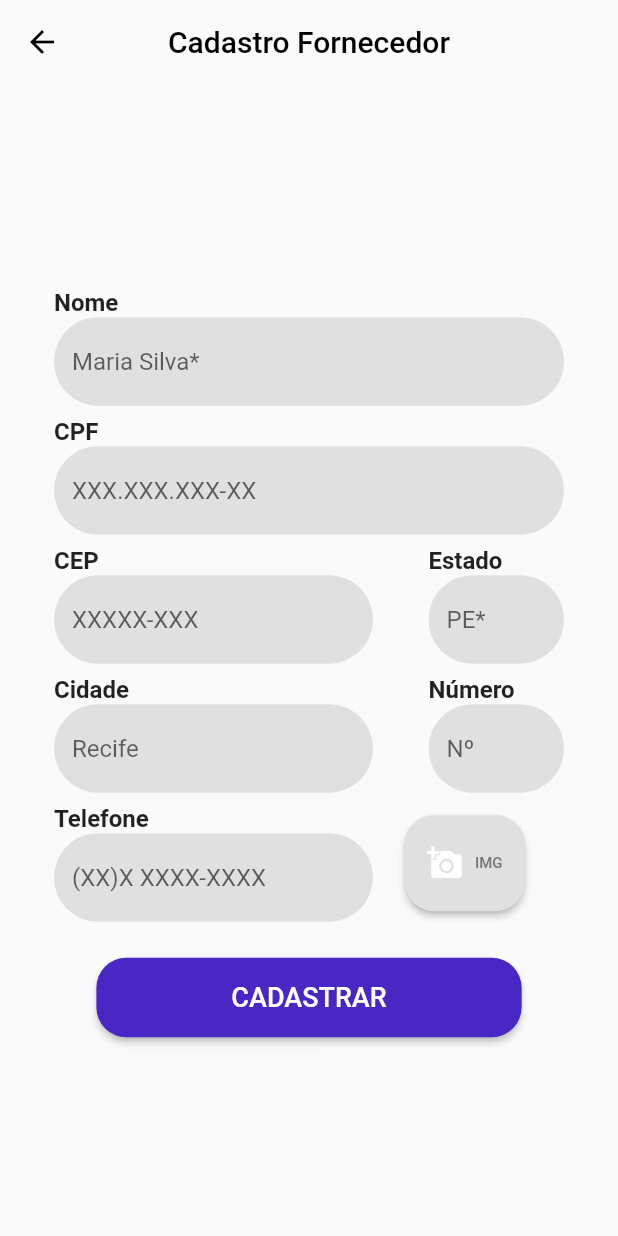
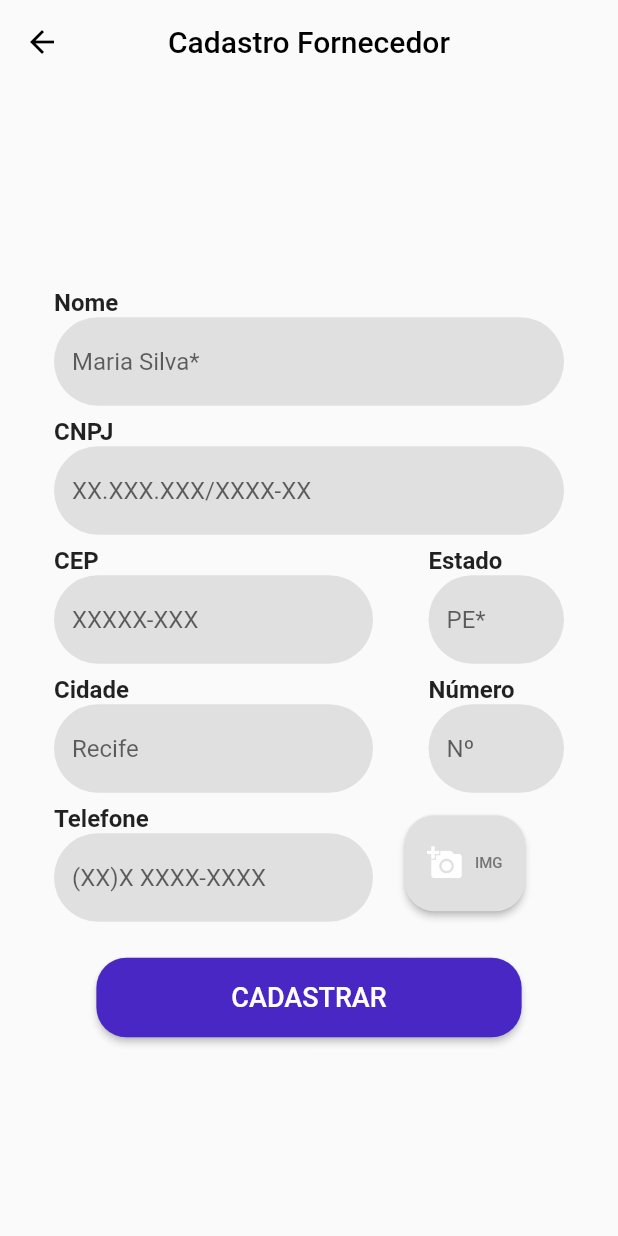
Before and after one commit to LuizFelipe33/Sem-Desperdicio-, a Flutter app: the CadastroFornecedor screen opened by its route, on a phone screen of 412 x 824 dp. Run offline on Flutter 3.47's test engine with Material 2 defaults, Android fonts, the phone set to English and light mode, and no system bars.

Commit message:
preenchimento de dados
Mudança de característica de preenchimento de dados

```diff
--- a/lib/Cadastros/CadastroFornecedor/cadastroFornecedor.dart
+++ b/lib/Cadastros/CadastroFornecedor/cadastroFornecedor.dart
@@ -32,12 +32,12 @@ class _CadastroFornecedorState extends State<CadastroFornecedor > {
 
   Widget fieldCPF(){
     return ListTile(
-      title: Text("CPF",
+      title: Text("CNPJ",
           style: const TextStyle(fontWeight: FontWeight.bold)
       ),
       subtitle: TextFormField(
         decoration: InputDecoration(
-          hintText: 'XXX.XXX.XXX-XX',
+          hintText: 'XX.XXX.XXX/XXXX-XX',
           filled: true,
           fillColor: Colors.grey.shade300,
 
```
